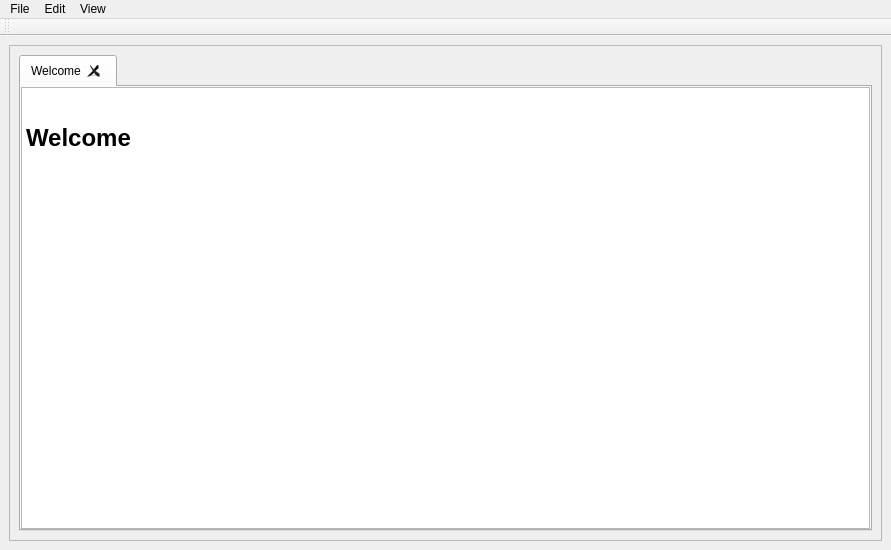
The window that src/core/mainwindow.ui (Kalbra/skui) describes before a commit, drawn with Qt 5.
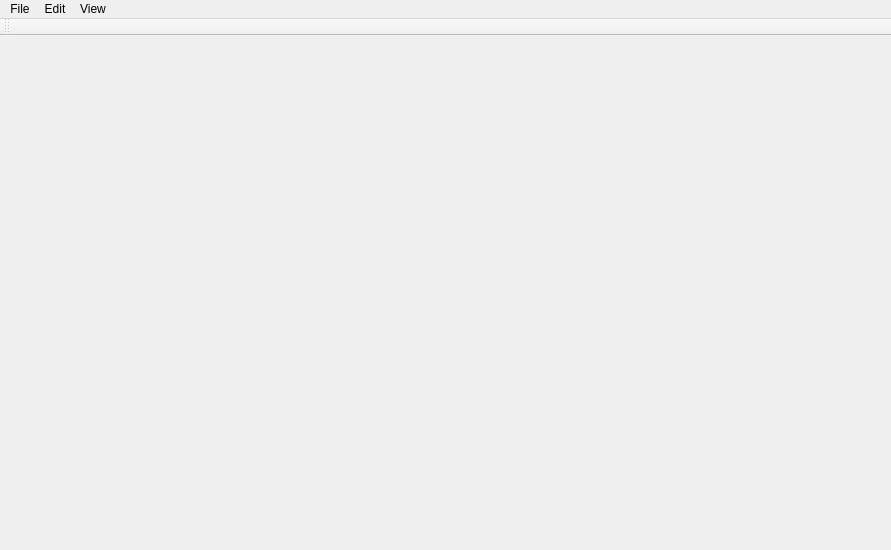
The same window after the commit.

Commit message: Auto stash before checking out "HEAD"

What changed in the file:
```diff
--- a/src/core/mainwindow.ui
+++ b/src/core/mainwindow.ui
@@ -14,74 +14,7 @@
    <string>MainWindow</string>
   </property>
   <widget class="QWidget" name="centralwidget">
-   <layout class="QVBoxLayout" name="verticalLayout">
-    <item>
-     <widget class="QScrollArea" name="scrollArea">
-      <property name="widgetResizable">
-       <bool>true</bool>
-      </property>
-      <widget class="QWidget" name="scrollAreaWidgetContents_2">
-       <property name="geometry">
-        <rect>
-         <x>0</x>
-         <y>0</y>
-         <width>871</width>
-         <height>493</height>
-        </rect>
-       </property>
-       <layout class="QVBoxLayout" name="verticalLayout_2">
-        <item>
-         <widget class="QTabWidget" name="boards">
-          <property name="tabPosition">
-           <enum>QTabWidget::North</enum>
-          </property>
-          <property name="currentIndex">
-           <number>0</number>
-          </property>
-          <property name="tabsClosable">
-           <bool>true</bool>
-          </property>
-          <widget class="QWidget" name="welocmetext">
-           <attribute name="title">
-            <string>Welcome</string>
-           </attribute>
-           <layout class="QGridLayout" name="gridLayout">
-            <property name="leftMargin">
-             <number>0</number>
-            </property>
-            <property name="topMargin">
-             <number>0</number>
-            </property>
-            <property name="rightMargin">
-             <number>0</number>
-            </property>
-            <property name="bottomMargin">
-             <number>0</number>
-            </property>
-            <property name="spacing">
-             <number>0</number>
-            </property>
-            <item row="0" column="0">
-             <widget class="QTextBrowser" name="welcometext">
-              <property name="html">
-               <string>&lt;!DOCTYPE HTML PUBLIC &quot;-//W3C//DTD HTML 4.0//EN&quot; &quot;http://www.w3.org/TR/REC-html40/strict.dtd&quot;&gt;
-&lt;html&gt;&lt;head&gt;&lt;meta name=&quot;qrichtext&quot; content=&quot;1&quot; /&gt;&lt;style type=&quot;text/css&quot;&gt;
-p, li { white-space: pre-wrap; }
-&lt;/style&gt;&lt;/head&gt;&lt;body style=&quot; font-family:'Sans Serif'; font-size:9pt; font-weight:400; font-style:normal;&quot;&gt;
-&lt;p style=&quot; margin-top:0px; margin-bottom:0px; margin-left:0px; margin-right:0px; -qt-block-indent:0; text-indent:0px;&quot;&gt;	&lt;/p&gt;
-&lt;h1 style=&quot; margin-top:18px; margin-bottom:12px; margin-left:0px; margin-right:0px; -qt-block-indent:0; text-indent:0px;&quot;&gt;&lt;span style=&quot; font-size:xx-large; font-weight:600;&quot;&gt;Welcome&lt;/span&gt;&lt;/h1&gt;&lt;/body&gt;&lt;/html&gt;</string>
-              </property>
-             </widget>
-            </item>
-           </layout>
-          </widget>
-         </widget>
-        </item>
-       </layout>
-      </widget>
-     </widget>
-    </item>
-   </layout>
+   <layout class="QVBoxLayout" name="verticalLayout"/>
   </widget>
   <widget class="QMenuBar" name="menubar">
    <property name="geometry">
```
The commit also changes 5 other files.
